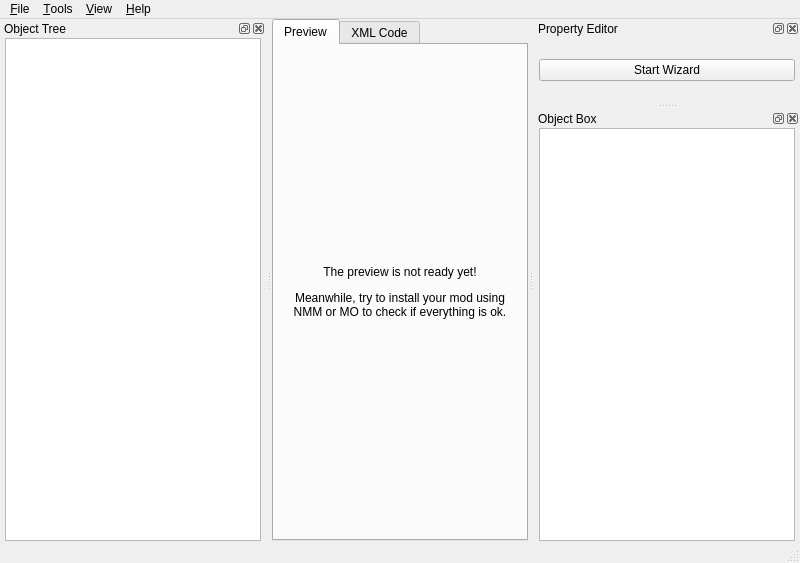
Above: resources/templates/mainframe.ui from GandaG/fomod-designer before the change. Below: the same form after it.
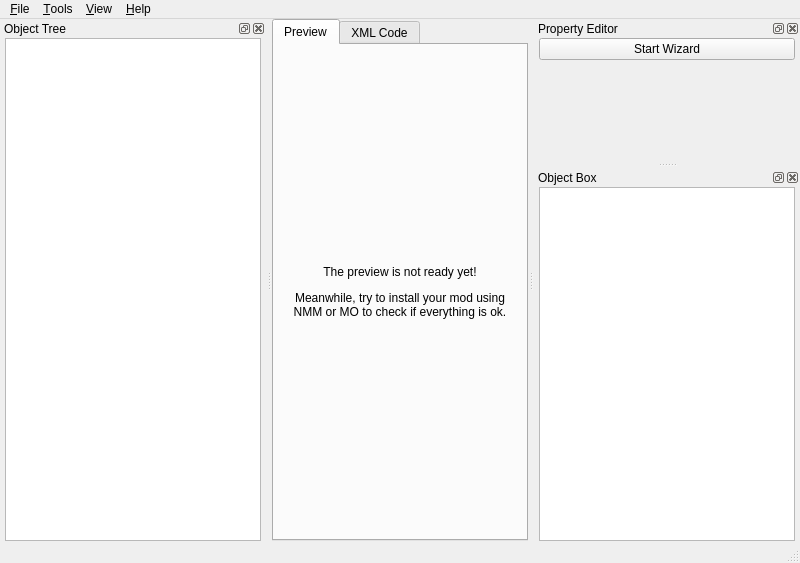
That is the form after the change. Icons and pictures are not drawn.

Commit message: Updated file icon. Added status tips to the interface.

```diff
--- a/resources/templates/mainframe.ui
+++ b/resources/templates/mainframe.ui
@@ -144,6 +144,19 @@
        </property>
       </widget>
      </item>
+     <item>
+      <spacer name="verticalSpacer">
+       <property name="orientation">
+        <enum>Qt::Vertical</enum>
+       </property>
+       <property name="sizeHint" stdset="0">
+        <size>
+         <width>20</width>
+         <height>40</height>
+        </size>
+       </property>
+      </spacer>
+     </item>
     </layout>
    </widget>
   </widget>
```
Left out of the diff: 57 changed lines with no effect on the pictures. The commit also changes 2 other files.
